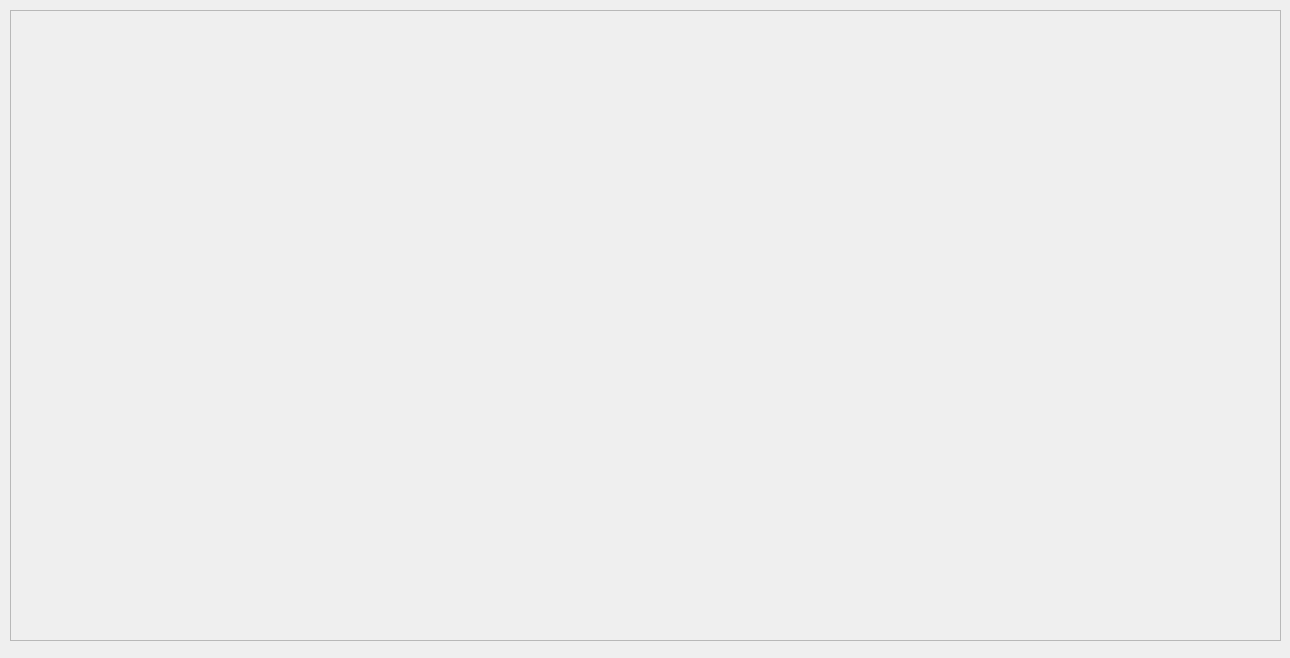
Above: brainhexapod/src/mainUI.ui from ibarbech/hexapod-robot before the change. Below: the same form after it.
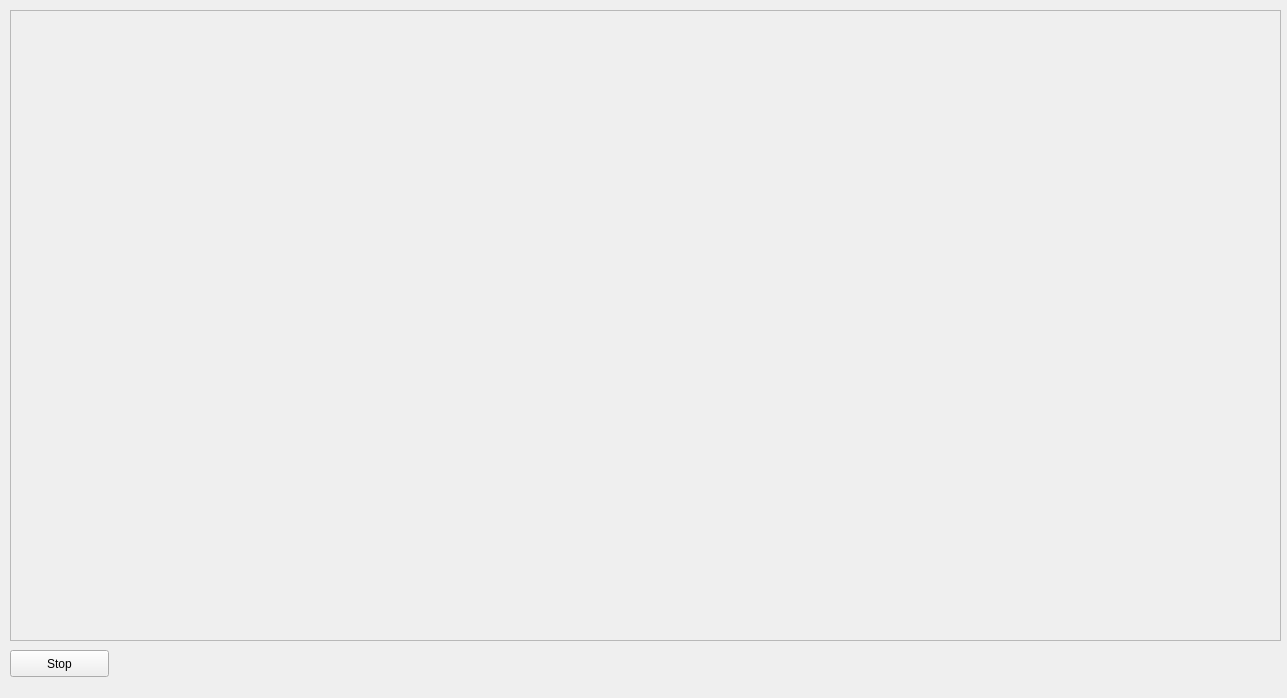
That is the form after the change.

What changed in the file:
```diff
--- a/brainhexapod/src/mainUI.ui
+++ b/brainhexapod/src/mainUI.ui
@@ -6,8 +6,8 @@
    <rect>
     <x>0</x>
     <y>0</y>
-    <width>1290</width>
-    <height>658</height>
+    <width>1287</width>
+    <height>698</height>
    </rect>
   </property>
   <property name="windowTitle">
@@ -29,6 +29,19 @@
     <enum>QFrame::Raised</enum>
    </property>
   </widget>
+  <widget class="QPushButton" name="stop">
+   <property name="geometry">
+    <rect>
+     <x>10</x>
+     <y>650</y>
+     <width>99</width>
+     <height>27</height>
+    </rect>
+   </property>
+   <property name="text">
+    <string>Stop</string>
+   </property>
+  </widget>
  </widget>
  <resources/>
  <connections/>
```
